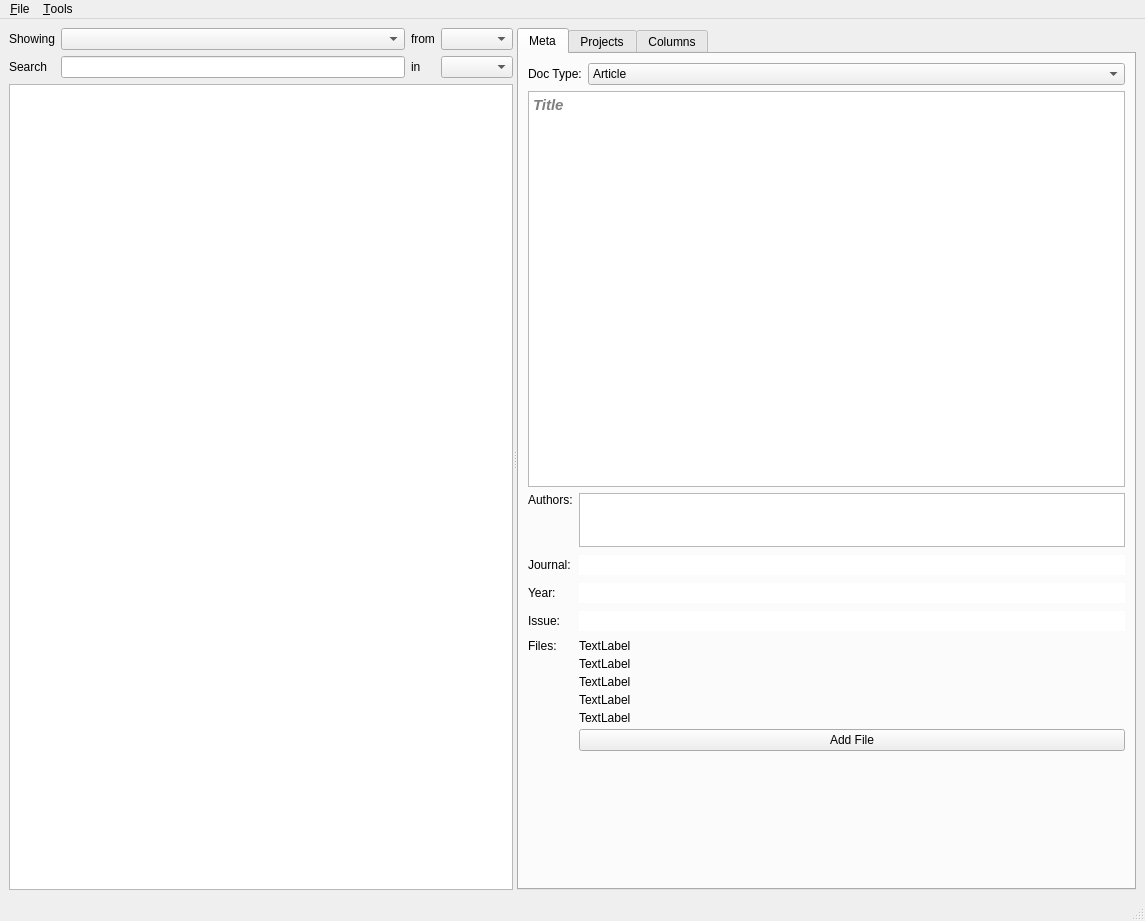
Qt form lib/layout_main.ui (elansegarra/ArDa) before a commit.
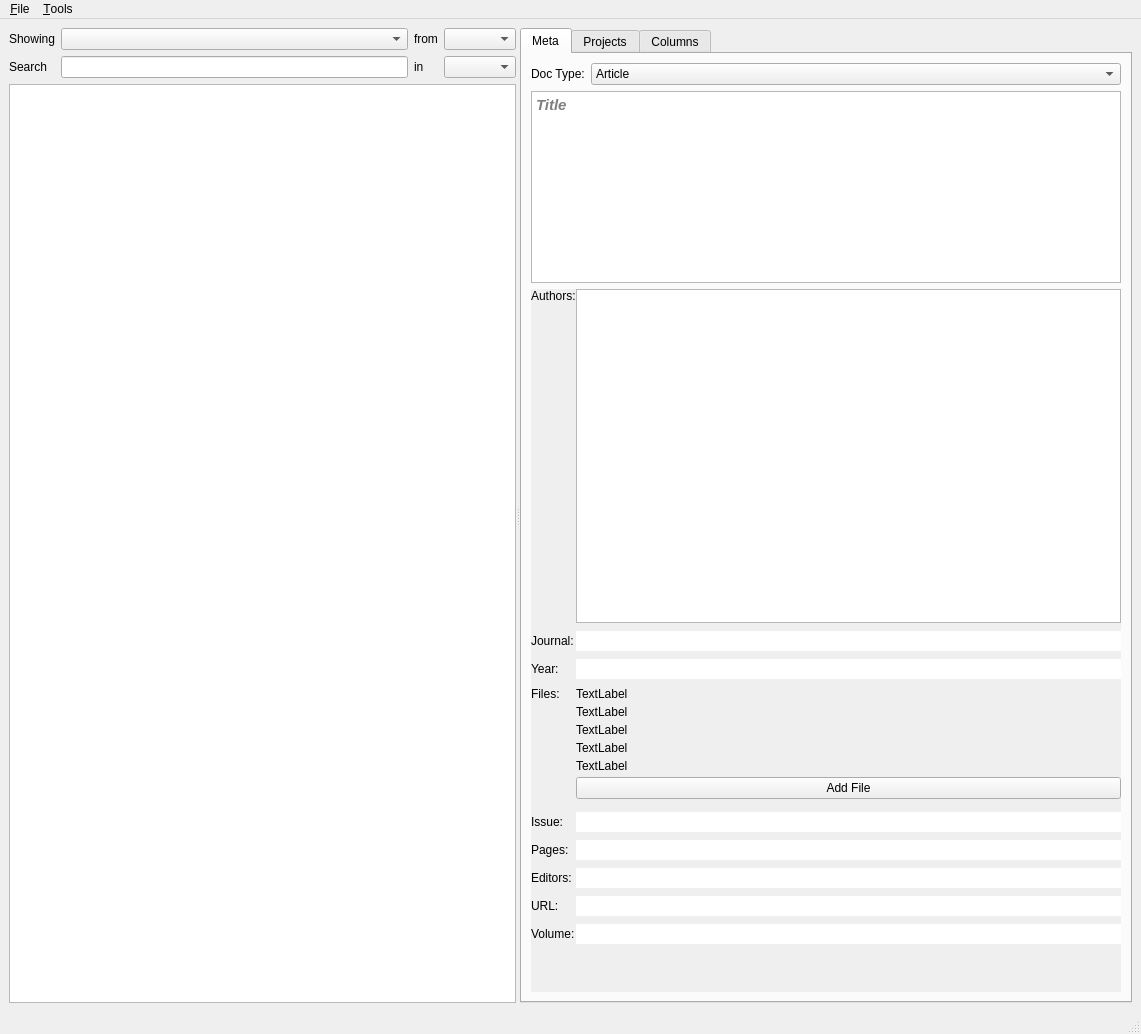
The same form after that commit.

Commit message: Put metadata into a vertical scroll area (and fixed resulting color change).

Patch:
```diff
--- a/lib/layout_main.ui
+++ b/lib/layout_main.ui
@@ -6,8 +6,8 @@
    <rect>
     <x>0</x>
     <y>0</y>
-    <width>1145</width>
-    <height>921</height>
+    <width>1141</width>
+    <height>1034</height>
    </rect>
   </property>
   <property name="windowTitle">
@@ -156,7 +156,7 @@
          <item>
           <widget class="QTextEdit" name="textEdit_Title">
            <property name="sizePolicy">
-            <sizepolicy hsizetype="Expanding" vsizetype="Ignored">
+            <sizepolicy hsizetype="Expanding" vsizetype="Fixed">
              <horstretch>0</horstretch>
              <verstretch>1</verstretch>
             </sizepolicy>
@@ -184,6 +184,60 @@
           </widget>
          </item>
          <item>
+          <widget class="QScrollArea" name="scrollArea">
+           <property name="autoFillBackground">
+            <bool>false</bool>
+           </property>
+           <property name="frameShape">
+            <enum>QFrame::NoFrame</enum>
+           </property>
+           <property name="frameShadow">
+            <enum>QFrame::Plain</enum>
+           </property>
+           <property name="lineWidth">
+            <number>0</number>
+           </property>
+           <property name="horizontalScrollBarPolicy">
+            <enum>Qt::ScrollBarAlwaysOff</enum>
+           </property>
+           <property name="sizeAdjustPolicy">
+            <enum>QAbstractScrollArea::AdjustToContents</enum>
+           </property>
+           <property name="widgetResizable">
+            <bool>true</bool>
+           </property>
+           <widget class="QWidget" name="scrollAreaWidgetContents_2">
+            <property name="geometry">
+             <rect>
+              <x>0</x>
+              <y>0</y>
+              <width>451</width>
+              <height>600</height>
+             </rect>
+            </property>
+            <property name="sizePolicy">
+             <sizepolicy hsizetype="Expanding" vsizetype="Preferred">
+              <horstretch>0</horstretch>
+              <verstretch>0</verstretch>
+             </sizepolicy>
+            </property>
+            <layout class="QVBoxLayout" name="verticalLayout_5">
+             <property name="spacing">
+              <number>0</number>
+             </property>
+             <property name="leftMargin">
+              <number>0</number>
+             </property>
+             <property name="topMargin">
+              <number>0</number>
+             </property>
+             <property name="rightMargin">
+              <number>0</number>
+             </property>
+             <property name="bottomMargin">
+              <number>0</number>
+             </property>
+             <item>
           <layout class="QFormLayout" name="formLayout">
            <property name="formAlignment">
             <set>Qt::AlignLeading|Qt::AlignLeft|Qt::AlignVCenter</set>
@@ -215,6 +269,25 @@
              </item>
             </layout>
            </item>
+               <item row="1" column="1">
+                <widget class="QTextEdit" name="textEdit_Authors">
+                 <property name="sizePolicy">
+                  <sizepolicy hsizetype="Expanding" vsizetype="Ignored">
+                   <horstretch>0</horstretch>
+                   <verstretch>1</verstretch>
+                  </sizepolicy>
+                 </property>
+                 <property name="acceptDrops">
+                  <bool>false</bool>
+                 </property>
+                 <property name="frameShape">
+                  <enum>QFrame::StyledPanel</enum>
+                 </property>
+                 <property name="lineWidth">
+                  <number>0</number>
+                 </property>
+                </widget>
+               </item>
            <item row="2" column="0">
             <widget class="QLabel" name="label_3">
              <property name="text">
@@ -249,25 +322,17 @@
              </property>
             </widget>
            </item>
-           <item row="4" column="0">
-            <widget class="QLabel" name="label_9">
+               <item row="5" column="0">
+                <layout class="QVBoxLayout" name="verticalLayout_3">
+                 <item>
+                  <widget class="QLabel" name="label_10">
              <property name="text">
-              <string>Issue:</string>
+                    <string>Files:</string>
              </property>
             </widget>
            </item>
-           <item row="4" column="1">
-            <widget class="QLineEdit" name="lineEdit_Issue">
-             <property name="acceptDrops">
-              <bool>false</bool>
-             </property>
-             <property name="frame">
-              <bool>false</bool>
-             </property>
-            </widget>
-           </item>
-           <item row="7" column="1">
-            <spacer name="verticalSpacer_4">
+                 <item>
+                  <spacer name="verticalSpacer_6">
              <property name="orientation">
               <enum>Qt::Vertical</enum>
              </property>
@@ -279,18 +344,7 @@
              </property>
             </spacer>
            </item>
-           <item row="7" column="0">
-            <spacer name="verticalSpacer_5">
-             <property name="orientation">
-              <enum>Qt::Vertical</enum>
-             </property>
-             <property name="sizeHint" stdset="0">
-              <size>
-               <width>20</width>
-               <height>40</height>
-              </size>
-             </property>
-            </spacer>
+                </layout>
            </item>
            <item row="5" column="1">
             <layout class="QVBoxLayout" name="verticalLayout_MetaFiles">
@@ -356,24 +410,29 @@
                <property name="sizeHint" stdset="0">
                 <size>
                  <width>20</width>
-                 <height>40</height>
+                     <height>5</height>
                 </size>
                </property>
               </spacer>
              </item>
             </layout>
            </item>
-           <item row="5" column="0">
-            <layout class="QVBoxLayout" name="verticalLayout_3">
-             <item>
-              <widget class="QLabel" name="label_10">
+               <item row="8" column="0">
+                <widget class="QLabel" name="label_11">
                <property name="text">
-                <string>Files:</string>
+                  <string>Editors:</string>
                </property>
               </widget>
              </item>
-             <item>
-              <spacer name="verticalSpacer_6">
+               <item row="9" column="0">
+                <widget class="QLabel" name="label_12">
+                 <property name="text">
+                  <string>URL:</string>
+                 </property>
+                </widget>
+               </item>
+               <item row="11" column="0">
+                <spacer name="verticalSpacer_5">
                <property name="orientation">
                 <enum>Qt::Vertical</enum>
                </property>
@@ -385,41 +444,101 @@
                </property>
               </spacer>
              </item>
-            </layout>
-           </item>
-           <item row="1" column="1">
-            <widget class="QTextEdit" name="textEdit_Authors">
+               <item row="11" column="1">
+                <spacer name="verticalSpacer_4">
+                 <property name="orientation">
+                  <enum>Qt::Vertical</enum>
+                 </property>
+                 <property name="sizeHint" stdset="0">
+                  <size>
+                   <width>20</width>
+                   <height>40</height>
+                  </size>
+                 </property>
+                </spacer>
+               </item>
+               <item row="7" column="1">
+                <widget class="QLineEdit" name="lineEdit_Pages">
              <property name="sizePolicy">
-              <sizepolicy hsizetype="Expanding" vsizetype="Ignored">
+                  <sizepolicy hsizetype="Minimum" vsizetype="Fixed">
                <horstretch>0</horstretch>
-               <verstretch>1</verstretch>
+                   <verstretch>0</verstretch>
               </sizepolicy>
              </property>
              <property name="acceptDrops">
               <bool>false</bool>
              </property>
-             <property name="frameShape">
-              <enum>QFrame::StyledPanel</enum>
-             </property>
-             <property name="lineWidth">
-              <number>0</number>
-             </property>
-            </widget>
-           </item>
-          </layout>
-         </item>
-         <item>
-          <spacer name="verticalSpacer">
-           <property name="orientation">
-            <enum>Qt::Vertical</enum>
-           </property>
-           <property name="sizeHint" stdset="0">
-            <size>
-             <width>20</width>
-             <height>40</height>
-            </size>
-           </property>
-          </spacer>
+                 <property name="frame">
+                  <bool>false</bool>
+                 </property>
+                </widget>
+               </item>
+               <item row="8" column="1">
+                <widget class="QLineEdit" name="lineEdit_Editors">
+                 <property name="acceptDrops">
+                  <bool>false</bool>
+                 </property>
+                 <property name="frame">
+                  <bool>false</bool>
+                 </property>
+                </widget>
+               </item>
+               <item row="9" column="1">
+                <widget class="QLineEdit" name="lineEdit_URL">
+                 <property name="acceptDrops">
+                  <bool>false</bool>
+                 </property>
+                 <property name="frame">
+                  <bool>false</bool>
+                 </property>
+                </widget>
+               </item>
+               <item row="7" column="0">
+                <widget class="QLabel" name="label_13">
+                 <property name="text">
+                  <string>Pages:</string>
+                 </property>
+                </widget>
+               </item>
+               <item row="10" column="0">
+                <widget class="QLabel" name="label_14">
+                 <property name="text">
+                  <string>Volume:</string>
+                 </property>
+                </widget>
+               </item>
+               <item row="10" column="1">
+                <widget class="QLineEdit" name="lineEdit_Volume">
+                 <property name="acceptDrops">
+                  <bool>false</bool>
+                 </property>
+                 <property name="frame">
+                  <bool>false</bool>
+                 </property>
+                </widget>
+               </item>
+               <item row="6" column="0">
+                <widget class="QLabel" name="label_9">
+                 <property name="text">
+                  <string>Issue:</string>
+                 </property>
+                </widget>
+               </item>
+               <item row="6" column="1">
+                <widget class="QLineEdit" name="lineEdit_Issue">
+                 <property name="acceptDrops">
+                  <bool>false</bool>
+                 </property>
+                 <property name="frame">
+                  <bool>false</bool>
+                 </property>
+                </widget>
+               </item>
+              </layout>
+             </item>
+            </layout>
+           </widget>
+          </widget>
          </item>
         </layout>
        </widget>
@@ -553,7 +672,7 @@
     <rect>
      <x>0</x>
      <y>0</y>
-     <width>1145</width>
+     <width>1141</width>
      <height>38</height>
     </rect>
    </property>
```
Lines whose indentation alone changed are shown as unchanged. The commit also changes 2 other files.
